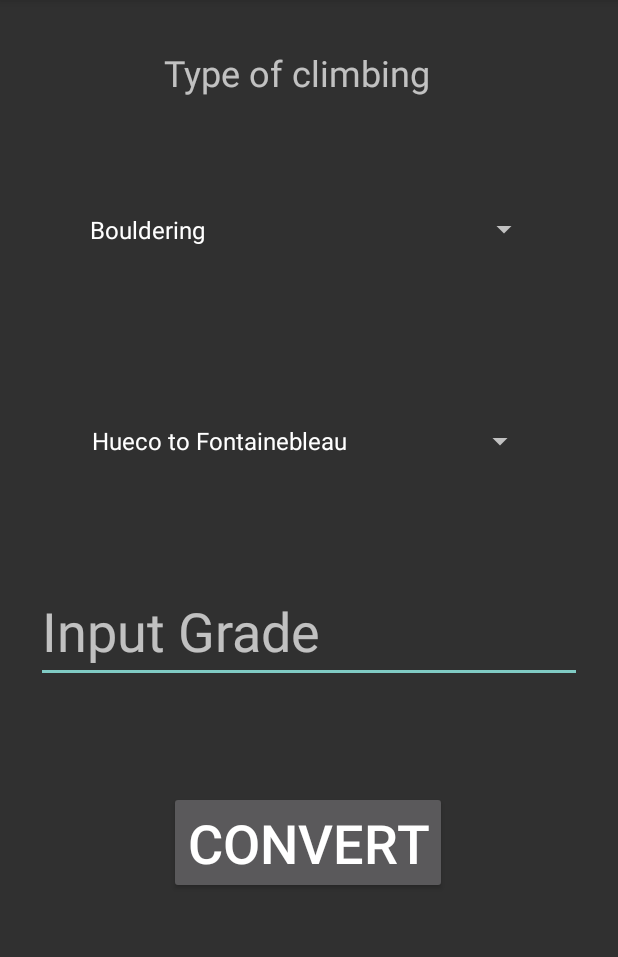
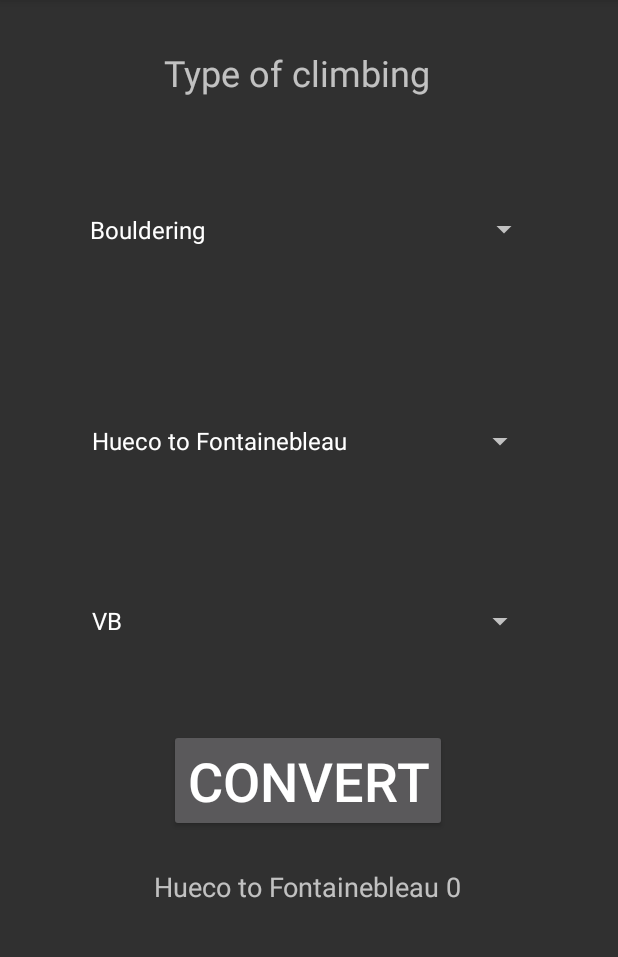
Before and after one commit to jtchristie/ClimbingGradeConverter, an Android app: the screen it shows after launch (MainActivity), after a tap on "CONVERT", on a phone screen of 412 x 824 dp, the part 84-1041 px from its top. Run offline under Robolectric (Android 15) with nearby library versions, the phone set to English and light mode, and no system bars.

```diff
--- a/app/src/main/java/com/example/ClimbingGradeConverter/MainActivity.java
+++ b/app/src/main/java/com/example/ClimbingGradeConverter/MainActivity.java
@@ -16,13 +16,16 @@ public class MainActivity extends AppCompatActivity {
     int gradeString;
     double totalCost;
     String groupChoice;
+    String[] hueco = new String[] {"VB","V0", "V1", "V2", "V3" , "V4", "V5", "V6", "V7", "V8","V9","V10", "V11", "V12", "V13", "V14", "V15", "V16", "V17" };
+    String[] font = new String[] {"3","4","5","5+","6A"};
+
     @Override
     protected void onCreate(Bundle savedInstanceState) {
         super.onCreate(savedInstanceState);
         setContentView(R.layout.activity_main);
-        final EditText grade = (EditText)findViewById(R.id.txtGrade);
         final Spinner type = (Spinner)findViewById(R.id.type);
         final Spinner conversion = (Spinner)findViewById(R.id.conversion);
+        final Spinner grade = (Spinner)findViewById(R.id.grade);
         final TextView result = ((TextView) findViewById(R.id.txtResult));
 
 
@@ -33,6 +36,12 @@ public class MainActivity extends AppCompatActivity {
         adapterBouldering.setDropDownViewResource(android.R.layout.simple_spinner_dropdown_item);
 
         ArrayAdapter<CharSequence> adapterRoute = ArrayAdapter.createFromResource(this, R.array.txtGroupRoute, android.R.layout.simple_spinner_item);
+        adapterBouldering.setDropDownViewResource(android.R.layout.simple_spinner_dropdown_item);
+
+        ArrayAdapter<CharSequence> adapterHueco = ArrayAdapter.createFromResource(this, R.array.txtHueco, android.R.layout.simple_spinner_item);
+        adapterBouldering.setDropDownViewResource(android.R.layout.simple_spinner_dropdown_item);
+
+        ArrayAdapter<CharSequence> adapterFont = ArrayAdapter.createFromResource(this, R.array.txtFont, android.R.layout.simple_spinner_item);
         adapterBouldering.setDropDownViewResource(android.R.layout.simple_spinner_dropdown_item);
 
         type.setOnItemSelectedListener(new AdapterView.OnItemSelectedListener() {
@@ -57,13 +66,34 @@ public class MainActivity extends AppCompatActivity {
 
         });
 
+        conversion.setOnItemSelectedListener(new AdapterView.OnItemSelectedListener() {
+            @Override
+            public void onItemSelected(AdapterView<?> parentView, View selectedItemView, int position, long id) {
+                String selectedValue = parentView.getSelectedItem().toString();
+
+
+                if (selectedValue.equals("Hueco to Fontainebleau")){
+                    grade.setAdapter(adapterHueco);
+                }
+
+                if (selectedValue.equals("Fontainebleau to Hueco")){
+                    grade.setAdapter(adapterFont);
+                }
+            }
+
+            @Override
+            public void onNothingSelected(AdapterView<?> parentView) {
+                // your code here
+            }
+
+        });
+
         cost.setOnClickListener(new View.OnClickListener(){
             final TextView result = ((TextView)findViewById(R.id.txtResult));
             @Override
             public void onClick(View v){
-                gradeString = Integer.parseInt(grade.getText().toString());
-                result.setText(gradeString);
-
+                groupChoice = conversion.getSelectedItem().toString();
+                result.setText(groupChoice + " " + gradeString);
             }
         });
     }
--- a/app/src/main/res/layout/activity_main.xml
+++ b/app/src/main/res/layout/activity_main.xml
@@ -5,24 +5,6 @@
     android:layout_width="match_parent"
     android:layout_height="match_parent"
     tools:context=".MainActivity">
-
-    <EditText
-        android:id="@+id/txtGrade"
-        android:layout_width="0dp"
-        android:layout_height="wrap_content"
-        android:layout_marginStart="24dp"
-        android:layout_marginLeft="24dp"
-        android:layout_marginTop="52dp"
-        android:layout_marginEnd="24dp"
-        android:layout_marginRight="24dp"
-        android:ems="10"
-        android:hint="@string/txtTickets"
-        android:inputType="number"
-        android:textSize="36sp"
-        app:layout_constraintEnd_toEndOf="parent"
-        app:layout_constraintHorizontal_bias="0.0"
-        app:layout_constraintStart_toStartOf="parent"
-        app:layout_constraintTop_toBottomOf="@+id/conversion" />
 
     <Spinner
         android:id="@+id/conversion"
@@ -37,6 +19,20 @@
         app:layout_constraintHorizontal_bias="0.495"
         app:layout_constraintStart_toStartOf="parent"
         app:layout_constraintTop_toBottomOf="@+id/type" />
+
+    <Spinner
+        android:id="@+id/grade"
+        android:layout_width="304dp"
+        android:layout_height="80dp"
+        android:layout_marginTop="40dp"
+        android:entries="@array/txtHueco"
+        android:gravity="center"
+        android:spinnerMode="dialog"
+        android:textSize="36sp"
+        app:layout_constraintEnd_toEndOf="parent"
+        app:layout_constraintHorizontal_bias="0.495"
+        app:layout_constraintStart_toStartOf="parent"
+        app:layout_constraintTop_toBottomOf="@+id/conversion" />
 
     <Spinner
         android:id="@+id/type"
@@ -56,13 +52,13 @@
         android:id="@+id/btnCost"
         android:layout_width="wrap_content"
         android:layout_height="wrap_content"
-        android:layout_marginTop="72dp"
+        android:layout_marginTop="32dp"
         android:text="@string/btnCost"
         android:textSize="36sp"
         app:layout_constraintEnd_toEndOf="parent"
         app:layout_constraintHorizontal_bias="0.497"
         app:layout_constraintStart_toStartOf="parent"
-        app:layout_constraintTop_toBottomOf="@+id/txtGrade" />
+        app:layout_constraintTop_toBottomOf="@+id/grade" />
 
     <TextView
         android:id="@+id/txtResult"
--- a/app/src/main/res/values/strings.xml
+++ b/app/src/main/res/values/strings.xml
@@ -6,6 +6,7 @@
     <string name="txtTickets">Input Grade</string>
     <string name="selectType">Type of climbing </string>
     <string name="action_settings">Settings</string>
+
     <string-array name="boulderRoute">
         <item> Bouldering </item>
         <item> Route Climbing</item>
@@ -18,4 +19,44 @@
         <item>YDS to French</item>
         <item>French to YDS</item>
     </string-array>
+    <string-array name="txtHueco">
+        <item>VB</item>
+        <item>V1</item>
+        <item>V2</item>
+        <item>V3</item>
+        <item>V4</item>
+        <item>V5</item>
+        <item>V6</item>
+        <item>V7</item>
+        <item>V8</item>
+        <item>V9</item>
+        <item>V10</item>
+        <item>V11</item>
+        <item>V12</item>
+        <item>V13</item>
+        <item>V14</item>
+        <item>V15</item>
+        <item>V16</item>
+        <item>V17</item>
+    </string-array>
+
+    <string-array name="txtFont">
+        <item>3</item>
+        <item>4</item>
+        <item>5</item>
+        <item>5+</item>
+        <item>6A/6A+</item>
+        <item>6B/6B+</item>
+        <item>6C/6C+</item>
+        <item>7A</item>
+        <item>7A+</item>
+        <item>7B/7B+</item>
+        <item>7B+/7C</item>
+        <item>8A</item>
+        <item>8B</item>
+        <item>8B+</item>
+        <item>8C</item>
+        <item>8C+</item>
+        <item>9A</item>
+    </string-array>
 </resources>
```
